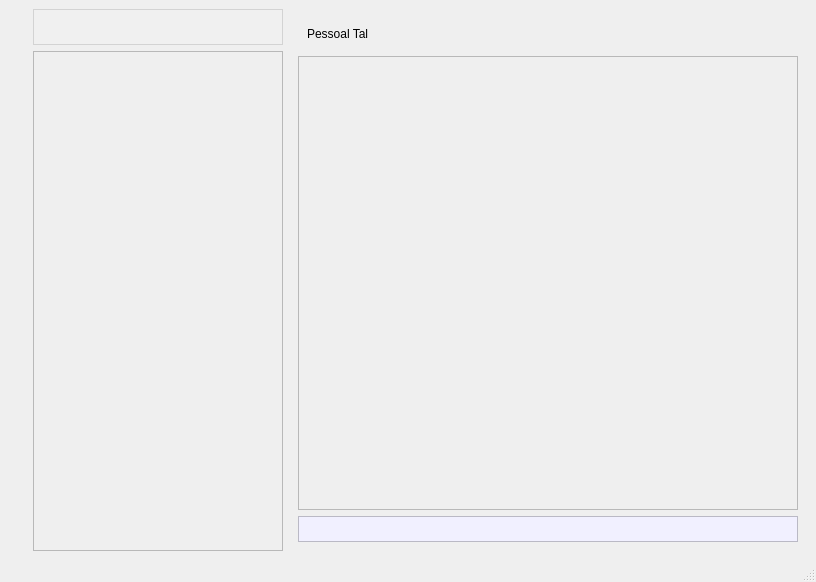
Before: the Qt Designer form interface.ui in Gabriel534/Whatsapp, drawn with Qt 5.
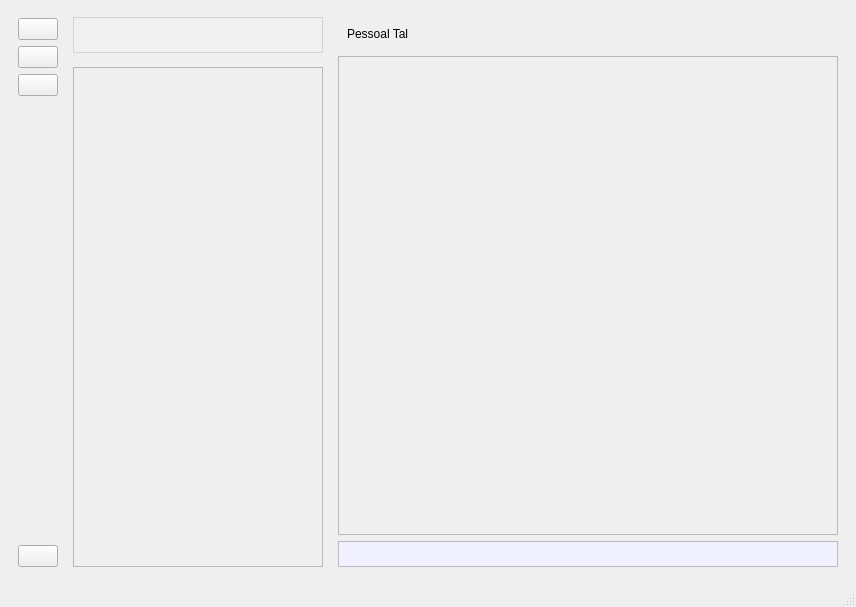
After: the same form once the commit is applied. Icons and pictures are not drawn.

What changed in the file:
```diff
--- a/interface.ui
+++ b/interface.ui
@@ -6,8 +6,8 @@
    <rect>
     <x>0</x>
     <y>0</y>
-    <width>816</width>
-    <height>582</height>
+    <width>846</width>
+    <height>607</height>
    </rect>
   </property>
   <property name="minimumSize">
@@ -50,9 +50,72 @@
   </property>
   <widget class="QWidget" name="centralwidget">
    <layout class="QHBoxLayout" name="horizontalLayout">
-    <item alignment="Qt::AlignVCenter">
+    <item>
      <widget class="QWidget" name="widget" native="true">
-      <layout class="QVBoxLayout" name="verticalLayout_2"/>
+      <property name="sizePolicy">
+       <sizepolicy hsizetype="MinimumExpanding" vsizetype="Preferred">
+        <horstretch>0</horstretch>
+        <verstretch>0</verstretch>
+       </sizepolicy>
+      </property>
+      <property name="minimumSize">
+       <size>
+        <width>0</width>
+        <height>42</height>
+       </size>
+      </property>
+      <layout class="QVBoxLayout" name="verticalLayout_2">
+       <item>
+        <widget class="QPushButton" name="pushButtonAdicionarContato">
+         <property name="text">
+          <string/>
+         </property>
+         <property name="icon">
+          <iconset>
+           <normaloff>data/+.png</normaloff>data/+.png</iconset>
+         </property>
+        </widget>
+       </item>
+       <item>
+        <widget class="QPushButton" name="pushButtonRemoverContato">
+         <property name="text">
+          <string/>
+         </property>
+         <property name="icon">
+          <iconset>
+           <normaloff>data/X.png</normaloff>data/X.png</iconset>
+         </property>
+        </widget>
+       </item>
+       <item>
+        <widget class="QPushButton" name="pushButtonBloquearContato">
+         <property name="text">
+          <string/>
+         </property>
+         <property name="icon">
+          <iconset>
+           <normaloff>data/bloquear.png</normaloff>data/bloquear.png</iconset>
+         </property>
+        </widget>
+       </item>
+       <item alignment="Qt::AlignBottom">
+        <widget class="QPushButton" name="pushButtonConfiguracao">
+         <property name="sizePolicy">
+          <sizepolicy hsizetype="Preferred" vsizetype="Preferred">
+           <horstretch>0</horstretch>
+           <verstretch>0</verstretch>
+          </sizepolicy>
+         </property>
+         <property name="text">
+          <string/>
+         </property>
+         <property name="icon">
+          <iconset>
+           <normaloff>data/configuracao.png</normaloff>data/configuracao.png</iconset>
+         </property>
+        </widget>
+       </item>
+      </layout>
      </widget>
     </item>
     <item>
@@ -190,7 +253,7 @@
             <x>0</x>
             <y>0</y>
             <width>498</width>
-            <height>429</height>
+            <height>454</height>
            </rect>
           </property>
          </widget>
```
Left out of the diff: 2 changed lines with no effect on the pictures.
